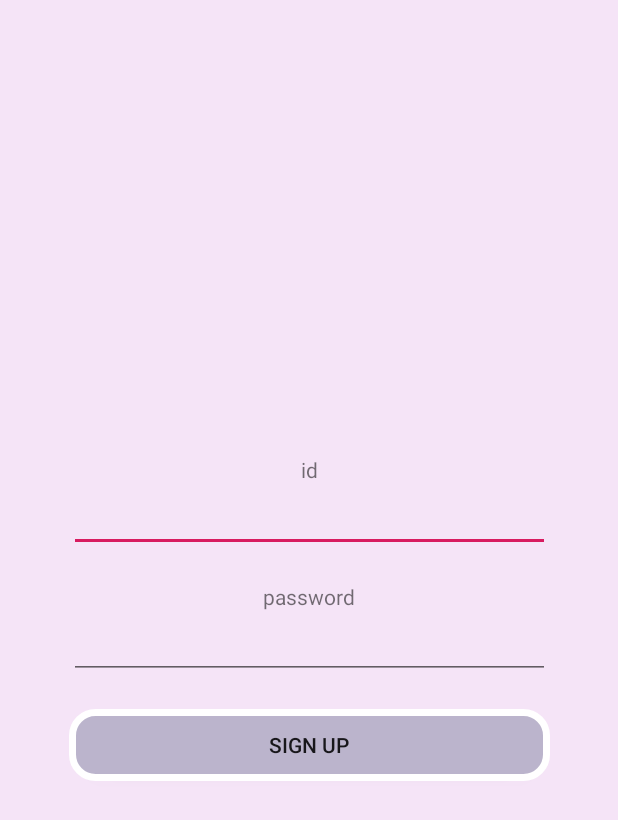
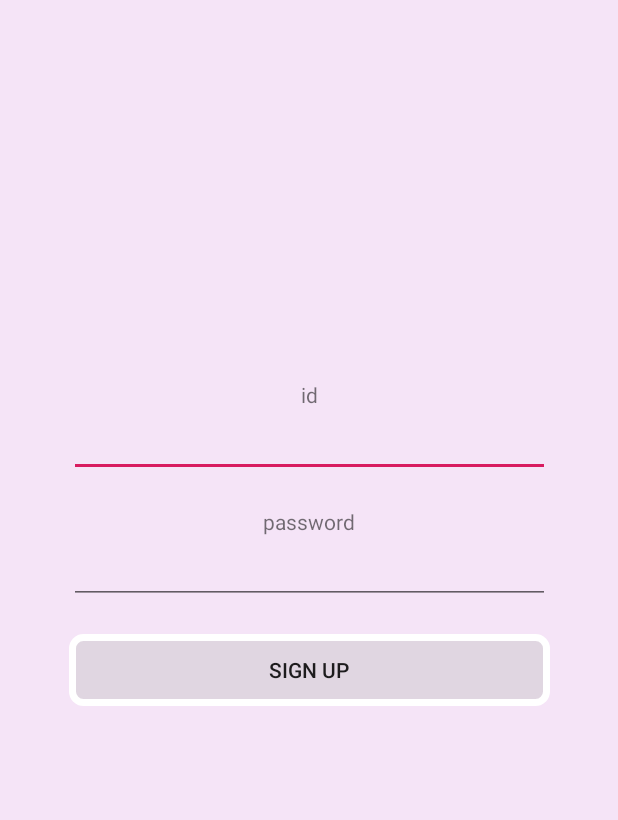
Before and after one commit to shdbsghxg/WARA, an Android app: the SignupActivity screen opened directly, with no data from a screen before it, on a phone screen of 412 x 824 dp. Shown: the top 820 px of the screen. Run offline under Robolectric (Android 15) with nearby library versions, the phone set to English and light mode, and no system bars.

Commit message:
[UPDATE] LoginActivity.java, SignupActivity.java : fixed bugs

```diff
--- a/app/src/main/AndroidManifest.xml
+++ b/app/src/main/AndroidManifest.xml
@@ -1,6 +1,9 @@
 <?xml version="1.0" encoding="utf-8"?>
 <manifest xmlns:android="http://schemas.android.com/apk/res/android"
     package="com.example.wara">
+
+    <uses-permission android:name="android.permission.INTERNET" />
+    <uses-permission android:name="android.permission.ACCESS_NETWORK_STATE" />
 
     <application
         android:allowBackup="true"
@@ -10,7 +13,7 @@
         android:supportsRtl="true"
         android:theme="@style/AppTheme">
         <activity android:name=".SignupActivity"></activity>
-        <activity android:name=".MainActivity">
+        <activity android:name=".LoginActivity">
             <intent-filter>
                 <action android:name="android.intent.action.MAIN" />
 
--- a/app/src/main/java/com/example/wara/LoginActivity.java
+++ b/app/src/main/java/com/example/wara/LoginActivity.java
@@ -38,7 +38,7 @@ public class LoginActivity extends Activity {
         super.onCreate(savedInstanceState);
         setContentView(R.layout.activity_login);
 
-//        mTextViewResult = (TextView)findViewById(R.id.header);
+        mTextViewResult = (TextView)findViewById(R.id.header);
         mEditTextSearchKeyword1 = (EditText) findViewById(R.id.idInput);
         mEditTextSearchKeyword2 = (EditText) findViewById(R.id.pwInput);
 
@@ -46,7 +46,6 @@ public class LoginActivity extends Activity {
         Button loginBtn= (Button) findViewById(R.id.login);
         loginBtn.setOnClickListener(new View.OnClickListener() {
             public void onClick(View v) {
-
                 GetData task = new GetData();
                 task.execute( mEditTextSearchKeyword1.getText().toString(), mEditTextSearchKeyword2.getText().toString());
             }
--- a/app/src/main/java/com/example/wara/SignupActivity.java
+++ b/app/src/main/java/com/example/wara/SignupActivity.java
@@ -39,7 +39,7 @@ public class SignupActivity extends Activity {
 
         mEditTextName = (EditText)findViewById(R.id.editText_main_name);
         mEditTextCountry = (EditText)findViewById(R.id.editText_main_country);
-//        mTextViewResult = (TextView)findViewById(R.id.textView_main_result);
+        mTextViewResult = (TextView)findViewById(R.id.textView_main_result);
 
         mTextViewResult.setMovementMethod(new ScrollingMovementMethod());
 
--- a/app/src/main/res/layout/activity_signup.xml
+++ b/app/src/main/res/layout/activity_signup.xml
@@ -21,8 +21,8 @@
 
         <LinearLayout xmlns:android="http://schemas.android.com/apk/res/android"
             xmlns:tools="http://schemas.android.com/tools"
+            android:gravity="center"
             android:layout_weight="2"
-            android:gravity="center"
             android:layout_width="match_parent"
             android:layout_height="match_parent"
             android:orientation="vertical"
@@ -53,12 +53,17 @@
                 android:id="@+id/editText_main_country" />
 
             <Button
-                android:background="@drawable/shape2"
+                android:background="@drawable/round_border_grey"
                 android:layout_width="match_parent"
                 android:layout_height="wrap_content"
                 android:text="sign up"
                 android:id="@+id/button_main_insert" />
 
+            <TextView
+                android:gravity="center"
+                android:layout_width="match_parent"
+                android:layout_height="100dp"
+                android:id="@+id/textView_main_result" />
 
         </LinearLayout>
 
```
Also changed, not shown: app/src/main/res/layout/activity_login.xml (+11 -6 lines).
